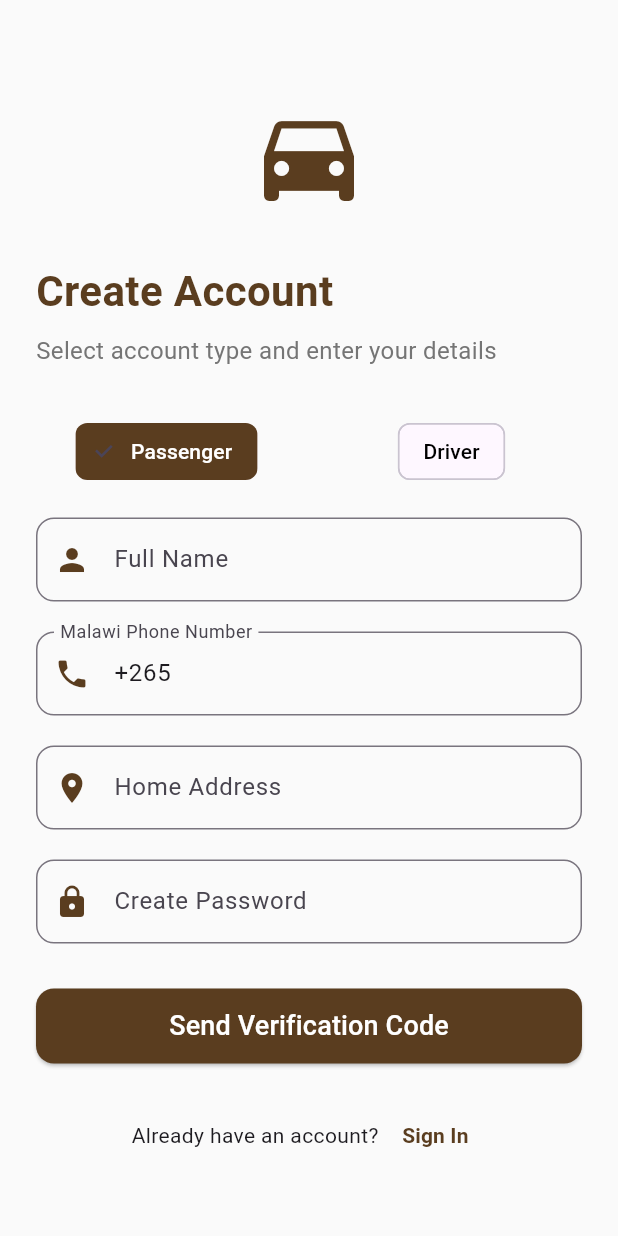
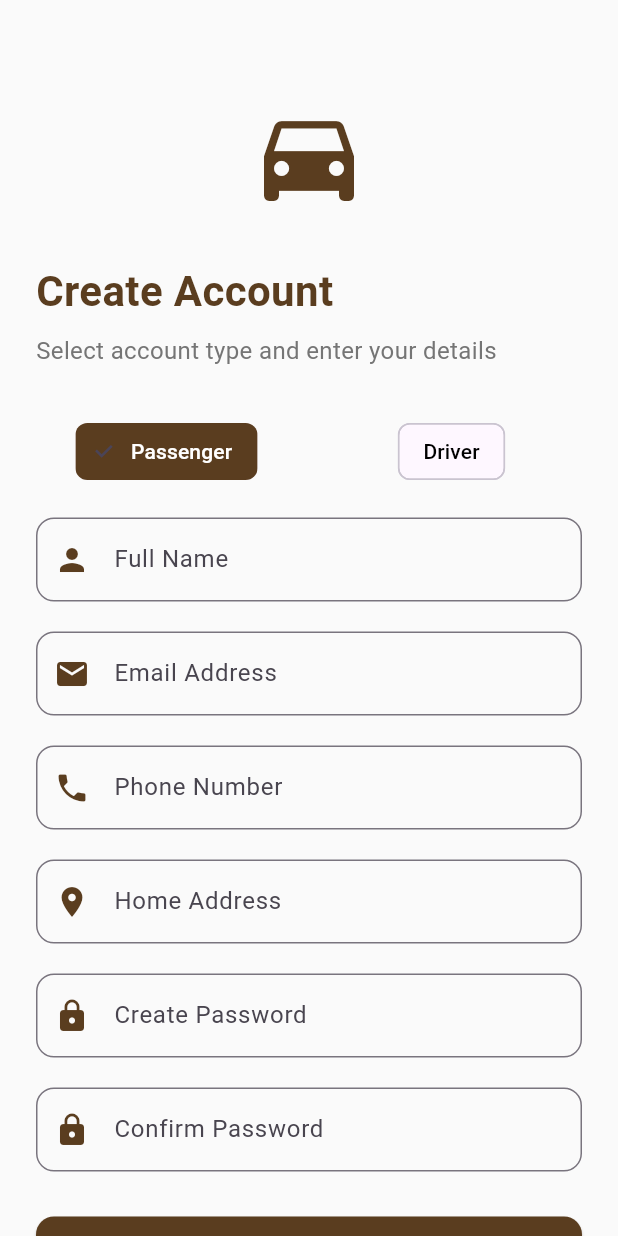
Before and after one commit to bsc-com-0320/public_transport_tracker, a Flutter app: the screen it shows after launch, after a tap on "Sign In", after a tap on "Sign Up", on a phone screen of 412 x 824 dp. Run offline on Flutter 3.47's test engine with Material 3 defaults, Android fonts, the phone set to English and light mode, and no system bars; our stand-ins replace flutter_map, flutter_typeahead, geocoding, geolocator, google_maps_flutter, image_picker and 2 more; accounts and stored records are empty.

Commit message:
Sign up able

```diff
--- a/lib/LoginPage.dart
+++ b/lib/LoginPage.dart
@@ -1,16 +1,16 @@
 import 'package:flutter/material.dart';
 import 'package:supabase_flutter/supabase_flutter.dart';
 
-class MalawiSignInPage extends StatefulWidget {
-  const MalawiSignInPage({Key? key}) : super(key: key);
+class SignInPage extends StatefulWidget {
+  const SignInPage({Key? key}) : super(key: key);
 
   @override
-  _MalawiSignInPageState createState() => _MalawiSignInPageState();
+  _SignInPageState createState() => _SignInPageState();
 }
 
-class _MalawiSignInPageState extends State<MalawiSignInPage> {
+class _SignInPageState extends State<SignInPage> {
   final _formKey = GlobalKey<FormState>();
-  final _phoneController = TextEditingController(text: '+265 ');
+  final _emailController = TextEditingController();
   final _passwordController = TextEditingController();
   bool _isLoading = false;
   final _supabase = Supabase.instance.client;
@@ -21,16 +21,49 @@ class _MalawiSignInPageState extends State<MalawiSignInPage> {
     setState(() => _isLoading = true);
     try {
       final response = await _supabase.auth.signInWithPassword(
-        phone: _phoneController.text.trim(),
+        email: _emailController.text.trim(),
         password: _passwordController.text.trim(),
       );
 
       if (response.user != null && mounted) {
-        Navigator.pushReplacementNamed(context, '/home');
+        if (response.user?.emailConfirmedAt == null) {
+          await _supabase.auth.signOut();
+          if (mounted) {
+            ScaffoldMessenger.of(context).showSnackBar(
+              const SnackBar(
+                content: Text('Please verify your email first. Check your inbox.'),
+                backgroundColor: Colors.orange,
+                duration: Duration(seconds: 5),
+              ),
+            );
+          }
+        } else {
+          Navigator.pushReplacementNamed(context, '/home');
+        }
       }
     } on AuthException catch (error) {
+      String errorMessage = error.message;
+
+      if (error.message.contains('Invalid login credentials')) {
+        errorMessage = 'Incorrect email or password';
+      } else if (error.message.contains('Email not confirmed')) {
+        errorMessage = 'Please verify your email first';
+      }
+
       ScaffoldMessenger.of(context).showSnackBar(
-        SnackBar(content: Text(error.message)),
+        SnackBar(
+          content: Text(errorMessage),
+          backgroundColor: Colors.red,
+          duration: const Duration(seconds: 5),
+        ),
+      );
+    } catch (error) {
+      ScaffoldMessenger.of(context).showSnackBar(
+        SnackBar(
+          content: Text('Sign in failed: ${error.toString()}'),
+          backgroundColor: Colors.red,
+          duration: const Duration(seconds: 5),
+        ),
       );
     } finally {
       if (mounted) {
@@ -69,7 +102,7 @@ class _MalawiSignInPageState extends State<MalawiSignInPage> {
               ),
               const SizedBox(height: 8),
               Text(
-                'Enter your Malawi phone number and password',
+                'Enter your email and password',
                 style: TextStyle(
                   fontSize: 16,
                   color: Colors.grey[600],
@@ -77,20 +110,20 @@ class _MalawiSignInPageState extends State<MalawiSignInPage> {
               ),
               const SizedBox(height: 32),
               TextFormField(
-                controller: _phoneController,
-                keyboardType: TextInputType.phone,
+                controller: _emailController,
+                keyboardType: TextInputType.emailAddress,
                 decoration: InputDecoration(
-                  labelText: 'Malawi Phone Number',
-                  prefixIcon: Icon(Icons.phone, color: Color(0xFF5A3D1F)),
+                  labelText: 'Email Address',
+                  prefixIcon: Icon(Icons.email, color: Color(0xFF5A3D1F)),
                   border: OutlineInputBorder(
                     borderRadius: BorderRadius.circular(12),
                   ),
                 ),
                 validator: (value) {
-                  if (value == null || !value.startsWith('+265')) {
-                    return 'Must start with +265';
+                  if (value == null || value.isEmpty) return 'Required';
+                  if (!RegExp(r'^[\w-\.]+@([\w-]+\.)+[\w-]{2,4}$').hasMatch(value)) {
+                    return 'Enter a valid email';
                   }
-                  if (value.length != 13) return 'Enter full number (+265XXXXXXXXX)';
                   return null;
                 },
               ),
@@ -134,6 +167,16 @@ class _MalawiSignInPageState extends State<MalawiSignInPage> {
                         ),
                 ),
               ),
+              const SizedBox(height: 16),
+              TextButton(
+                onPressed: () {
+                  Navigator.pushNamed(context, '/forgot-password');
+                },
+                child: Text(
+                  'Forgot Password?',
+                  style: TextStyle(color: Color(0xFF5A3D1F)),
+                ),
+              ),
               const SizedBox(height: 24),
               Row(
                 mainAxisAlignment: MainAxisAlignment.center,
--- a/lib/SignUpPage.dart
+++ b/lib/SignUpPage.dart
@@ -1,157 +1,26 @@
 import 'package:flutter/material.dart';
 import 'package:supabase_flutter/supabase_flutter.dart';
 
-class MalawiSignUpPage extends StatefulWidget {
-  const MalawiSignUpPage({Key? key}) : super(key: key);
+class SignUpPage extends StatefulWidget {
+  const SignUpPage({Key? key}) : super(key: key);
 
   @override
-  _MalawiSignUpPageState createState() => _MalawiSignUpPageState();
+  _SignUpPageState createState() => _SignUpPageState();
 }
 
-class _MalawiSignUpPageState extends State<MalawiSignUpPage> {
+class _SignUpPageState extends State<SignUpPage> {
   final _formKey = GlobalKey<FormState>();
+  final _emailController = TextEditingController();
+  final _passwordController = TextEditingController();
+  final _confirmPasswordController = TextEditingController();
+  final _nameController = TextEditingController();
   final _phoneController = TextEditingController();
-  final _otpController = TextEditingController();
-  final _passwordController = TextEditingController();
-  final _nameController = TextEditingController();
   final _addressController = TextEditingController();
   final _businessNameController = TextEditingController();
 
   bool _isLoading = false;
-  bool _otpSent = false;
   bool _isDriver = false;
   final _supabase = Supabase.instance.client;
-
-  @override
-  void initState() {
-    super.initState();
-    _phoneController.text = '+265 ';
-  }
-
-  String _formatPhoneNumber(String input) {
-    final digitsOnly = input.replaceAll(RegExp(r'[^0-9]'), '');
-    if (digitsOnly.length == 12 && digitsOnly.startsWith('265')) {
-      return '+$digitsOnly';
-    } else if (digitsOnly.length == 9) {
-      return '+265$digitsOnly';
-    }
-    return input;
-  }
-
-  bool _isValidMalawiNumber(String phone) {
-    if (!phone.startsWith('+265') || phone.length != 13) return false;
-    final prefix = phone.substring(4, 6); // Get first two digits after +265
-    return prefix == '88' || prefix == '99'; // TNM (88) or Airtel (99)
-  }
-
-  Future<void> _sendOTP() async {
-    if (!_formKey.currentState!.validate()) return;
-
-    setState(() => _isLoading = true);
-    try {
-      final formattedPhone = _formatPhoneNumber(_phoneController.text);
-
-      if (!_isValidMalawiNumber(formattedPhone)) {
-        throw AuthException(
-          'Please enter a valid TNM (88) or Airtel (99) number',
-        );
-      }
-
-      // This now returns void, so we don't try to use the response
-      await _supabase.auth.signInWithOtp(phone: formattedPhone);
-
-      // If we get here, OTP was sent successfully
-      setState(() {
-        _otpSent = true;
-        _phoneController.text = formattedPhone;
-      });
-
-      ScaffoldMessenger.of(
-        context,
-      ).showSnackBar(const SnackBar(content: Text('OTP sent successfully!')));
-    } on AuthException catch (error) {
-      ScaffoldMessenger.of(
-        context,
-      ).showSnackBar(SnackBar(content: Text(error.message)));
-    } catch (error) {
-      ScaffoldMessenger.of(context).showSnackBar(
-        const SnackBar(content: Text('An error occurred. Please try again.')),
-      );
-    } finally {
-      setState(() => _isLoading = false);
-    }
-  }
-
-  Future<void> _completeSignUp() async {
-    if (!_formKey.currentState!.validate()) return;
-
-    setState(() => _isLoading = true);
-    try {
-      final formattedPhone = _formatPhoneNumber(_phoneController.text);
-
-      // Verify OTP first
-      final authResponse = await _supabase.auth.verifyOTP(
-        phone: formattedPhone,
-        token: _otpController.text.trim(),
-        type: OtpType.sms,
-      );
-
-      if (authResponse.user != null) {
-        // Set password for future logins - don't try to use the void result
-        await _supabase.auth.updateUser(
-          UserAttributes(password: _passwordController.text.trim()),
-        );
-
-        // Prepare profile data
-        final profileData = {
-          'user_id': authResponse.user!.id,
-          'address': _addressController.text.trim(),
-        };
-
-        // Add role-specific fields
-        if (_isDriver) {
-          profileData['business_name'] = _businessNameController.text.trim();
-          await _supabase.from('driver_profiles').upsert(profileData);
-        } else {
-          profileData['full_name'] = _nameController.text.trim();
-          await _supabase.from('passenger_profiles').upsert(profileData);
-        }
-
-        if (mounted) {
-          Navigator.pushReplacementNamed(context, '/home');
-        }
-      }
-    } on AuthException catch (error) {
-      ScaffoldMessenger.of(
-        context,
-      ).showSnackBar(SnackBar(content: Text(error.message)));
-    } finally {
-      if (mounted) {
-        setState(() => _isLoading = false);
-      }
-    }
-  }
-
-  Widget _buildDriverFields() {
-    if (!_isDriver) return const SizedBox();
-
-    return Column(
-      children: [
-        const SizedBox(height: 20),
-        TextFormField(
-          controller: _businessNameController,
-          decoration: InputDecoration(
-            labelText: 'Business Name',
-            prefixIcon: Icon(Icons.business, color: Color(0xFF5A3D1F)),
-            border: OutlineInputBorder(borderRadius: BorderRadius.circular(12)),
-          ),
-          validator:
-              (value) =>
-                  _isDriver && value!.isEmpty ? 'Required for drivers' : null,
-        ),
-      ],
-    );
-  }
 
   @override
   Widget build(BuildContext context) {
@@ -188,6 +57,7 @@ class _MalawiSignUpPageState extends State<MalawiSignUpPage> {
               ),
               const SizedBox(height: 32),
 
+              // Account Type Selection
               Row(
                 children: [
                   Expanded(
@@ -221,6 +91,8 @@ class _MalawiSignUpPageState extends State<MalawiSignUpPage> {
               ),
               const SizedBox(height: 20),
 
+              // Name Field (for passengers) or Business Name (for drivers)
+              if (!_isDriver)
                 TextFormField(
                   controller: _nameController,
                   decoration: InputDecoration(
@@ -230,60 +102,58 @@ class _MalawiSignUpPageState extends State<MalawiSignUpPage> {
                       borderRadius: BorderRadius.circular(12),
                     ),
                   ),
-                validator: (value) => value!.isEmpty ? 'Required' : null,
+                  validator: (value) => !_isDriver && value!.isEmpty ? 'Required' : null,
+                ),
+              if (_isDriver)
+                TextFormField(
+                  controller: _businessNameController,
+                  decoration: InputDecoration(
+                    labelText: 'Business Name',
+                    prefixIcon: Icon(Icons.business, color: Color(0xFF5A3D1F)),
+                    border: OutlineInputBorder(
+                      borderRadius: BorderRadius.circular(12),
+                    ),
+                  ),
+                  validator: (value) => _isDriver && value!.isEmpty ? 'Required' : null,
                 ),
               const SizedBox(height: 20),
 
+              // Email Field
               TextFormField(
-                controller: _phoneController,
-                keyboardType: TextInputType.phone,
+                controller: _emailController,
+                keyboardType: TextInputType.emailAddress,
                 decoration: InputDecoration(
-                  labelText: 'Malawi Phone Number',
-                  prefixIcon: Icon(Icons.phone, color: Color(0xFF5A3D1F)),
-                  hintText:
-                      '+265 88 609 1096 (TNM) or +265 99 659 0401 (Airtel)',
+                  labelText: 'Email Address',
+                  prefixIcon: Icon(Icons.email, color: Color(0xFF5A3D1F)),
                   border: OutlineInputBorder(
                     borderRadius: BorderRadius.circular(12),
                   ),
                 ),
                 validator: (value) {
                   if (value == null || value.isEmpty) return 'Required';
-
-                  final digitsOnly = value.replaceAll(RegExp(r'[^0-9]'), '');
-
-                  if (value.startsWith('+265')) {
-                    if (digitsOnly.length != 12)
-                      return 'Enter 9 digits after +265';
-                  } else if (digitsOnly.length != 9) {
-                    return 'Enter 9-digit Malawi number';
+                  if (!RegExp(r'^[\w-\.]+@([\w-]+\.)+[\w-]{2,4}$').hasMatch(value)) {
+                    return 'Enter a valid email';
                   }
-
-                  final phoneDigits =
-                      digitsOnly.startsWith('265')
-                          ? digitsOnly.substring(3)
-                          : digitsOnly;
-
-                  if (!phoneDigits.startsWith('88') &&
-                      !phoneDigits.startsWith('99')) {
-                    return 'Only TNM (88) or Airtel (99) numbers supported';
-                  }
-
                   return null;
-                },
-                onChanged: (value) {
-                  if (!value.startsWith('+265') && value.isNotEmpty) {
-                    final digits = value.replaceAll(RegExp(r'[^0-9]'), '');
-                    if (digits.length <= 9) {
-                      _phoneController.text = '+265 $digits';
-                      _phoneController.selection = TextSelection.fromPosition(
-                        TextPosition(offset: _phoneController.text.length),
-                      );
-                    }
-                  }
                 },
               ),
               const SizedBox(height: 20),
 
+              // Phone Number Field
+              TextFormField(
+                controller: _phoneController,
+                keyboardType: TextInputType.phone,
+                decoration: InputDecoration(
+                  labelText: 'Phone Number',
+                  prefixIcon: Icon(Icons.phone, color: Color(0xFF5A3D1F)),
+                  border: OutlineInputBorder(
+                    borderRadius: BorderRadius.circular(12),
+                  ),
+                ),
+              ),
+              const SizedBox(height: 20),
+
+              // Address Field
               TextFormField(
                 controller: _addressController,
                 decoration: InputDecoration(
@@ -295,11 +165,9 @@ class _MalawiSignUpPageState extends State<MalawiSignUpPage> {
                 ),
                 validator: (value) => value!.isEmpty ? 'Required' : null,
               ),
+              const SizedBox(height: 20),
 
-              _buildDriverFields(),
-
-              if (!_otpSent) ...[
-                const SizedBox(height: 20),
+              // Password Field
               TextFormField(
                 controller: _passwordController,
                 obscureText: true,
@@ -316,25 +184,43 @@ class _MalawiSignUpPageState extends State<MalawiSignUpPage> {
                   return null;
                 },
               ),
+              const SizedBox(height: 20),
+
+              // Confirm Password Field
+              TextFormField(
+                controller: _confirmPasswordController,
+                obscureText: true,
+                decoration: InputDecoration(
+                  labelText: 'Confirm Password',
+                  prefixIcon: Icon(Icons.lock, color: Color(0xFF5A3D1F)),
+                  border: OutlineInputBorder(
+                    borderRadius: BorderRadius.circular(12),
+                  ),
+                ),
+                validator: (value) {
+                  if (value == null || value.isEmpty) return 'Required';
+                  if (value != _passwordController.text) return 'Passwords do not match';
+                  return null;
+                },
+              ),
               const SizedBox(height: 30),
+
+              // Sign Up Button
               SizedBox(
                 width: double.infinity,
                 height: 50,
                 child: ElevatedButton(
-                    onPressed: _isLoading ? null : _sendOTP,
+                  onPressed: _isLoading ? null : _signUp,
                   style: ElevatedButton.styleFrom(
                     backgroundColor: const Color(0xFF5A3D1F),
                     shape: RoundedRectangleBorder(
                       borderRadius: BorderRadius.circular(12),
                     ),
                   ),
-                    child:
-                        _isLoading
-                            ? const CircularProgressIndicator(
-                              color: Colors.white,
-                            )
+                  child: _isLoading
+                      ? const CircularProgressIndicator(color: Colors.white)
                       : const Text(
-                              'Send Verification Code',
+                          'Sign Up',
                           style: TextStyle(
                             fontSize: 18,
                             color: Colors.white,
@@ -342,81 +228,13 @@ class _MalawiSignUpPageState extends State<MalawiSignUpPage> {
                         ),
                 ),
               ),
-              ] else ...[
-                const SizedBox(height: 30),
-                Text(
-                  'Verify Phone Number',
-                  style: TextStyle(
-                    fontSize: 20,
-                    fontWeight: FontWeight.bold,
-                    color: Color(0xFF5A3D1F),
-                  ),
-                ),
-                const SizedBox(height: 16),
-                Text(
-                  'Enter the 6-digit code sent to ${_phoneController.text}',
-                  style: const TextStyle(fontSize: 16),
-                ),
-                const SizedBox(height: 20),
-                TextFormField(
-                  controller: _otpController,
-                  keyboardType: TextInputType.number,
-                  decoration: InputDecoration(
-                    labelText: 'Verification Code',
-                    prefixIcon: Icon(Icons.sms, color: Color(0xFF5A3D1F)),
-                    border: OutlineInputBorder(
-                      borderRadius: BorderRadius.circular(12),
-                    ),
-                  ),
-                  validator: (value) {
-                    if (value == null || value.isEmpty) return 'Required';
-                    if (value.length != 6) return 'Enter 6-digit code';
-                    return null;
-                  },
-                ),
-                const SizedBox(height: 30),
-                SizedBox(
-                  width: double.infinity,
-                  height: 50,
-                  child: ElevatedButton(
-                    onPressed: _isLoading ? null : _completeSignUp,
-                    style: ElevatedButton.styleFrom(
-                      backgroundColor: const Color(0xFF5A3D1F),
-                      shape: RoundedRectangleBorder(
-                        borderRadius: BorderRadius.circular(12),
-                      ),
-                    ),
-                    child:
-                        _isLoading
-                            ? const CircularProgressIndicator(
-                              color: Colors.white,
-                            )
-                            : const Text(
-                              'Complete Sign Up',
-                              style: TextStyle(
-                                fontSize: 18,
-                                color: Colors.white,
-                              ),
-                            ),
-                  ),
-                ),
-                const SizedBox(height: 20),
-                TextButton(
-                  onPressed: () => setState(() => _otpSent = false),
-                  child: Text(
-                    'Change Phone Number',
-                    style: TextStyle(color: Color(0xFF5A3D1F)),
-                  ),
-                ),
-              ],
               const SizedBox(height: 24),
               Row(
                 mainAxisAlignment: MainAxisAlignment.center,
                 children: [
                   const Text("Already have an account? "),
                   TextButton(
-                    onPressed:
-                        () => Navigator.pushReplacementNamed(context, '/login'),
+                    onPressed: () => Navigator.pushReplacementNamed(context, '/login'),
                     child: Text(
                       'Sign In',
                       style: TextStyle(
@@ -433,4 +251,79 @@ class _MalawiSignUpPageState extends State<MalawiSignUpPage> {
       ),
     );
   }
+
+  Future<void> _signUp() async {
+    if (!_formKey.currentState!.validate()) return;
+
+    setState(() => _isLoading = true);
+    try {
+      if (_passwordController.text != _confirmPasswordController.text) {
+        throw AuthException('Passwords do not match');
       }
+
+      final authResponse = await _supabase.auth.signUp(
+        email: _emailController.text.trim(),
+        password: _passwordController.text.trim(),
+        data: {
+          'user_type': _isDriver ? 'driver' : 'passenger',
+          'full_name': _nameController.text.trim(),
+          'phone': _phoneController.text.trim(),
+          'address': _addressController.text.trim(),
+          if (_isDriver) 'business_name': _businessNameController.text.trim(),
+        },
+      );
+
+      if (authResponse.user != null) {
+        final profileData = {
+          'user_id': authResponse.user!.id,
+          'email': _emailController.text.trim(),
+          'phone': _phoneController.text.trim(),
+          'address': _addressController.text.trim(),
+          if (!_isDriver) 'full_name': _nameController.text.trim(),
+          if (_isDriver) 'business_name': _businessNameController.text.trim(),
+        };
+
+        final tableName = _isDriver ? 'driver_profiles' : 'passenger_profiles';
+        await _supabase.from(tableName).upsert(profileData);
+
+        if (mounted) {
+          ScaffoldMessenger.of(context).showSnackBar(
+            const SnackBar(
+              content: Text('Verification email sent! Please check your email.'),
+              duration: Duration(seconds: 5),
+            ),
+          );
+          Navigator.pushReplacementNamed(context, '/verify-email');
+        }
+      }
+    } on AuthException catch (error) {
+      String errorMessage = error.message;
+
+      if (error.message.contains('already registered')) {
+        errorMessage = 'This email is already registered. Please sign in.';
+      } else if (error.message.contains('User already registered')) {
+        errorMessage = 'Email already in use. Try signing in instead.';
+      }
+
+      ScaffoldMessenger.of(context).showSnackBar(
+        SnackBar(
+          content: Text(errorMessage),
+          backgroundColor: Colors.red,
+          duration: const Duration(seconds: 5),
+        ),
+      );
+    } catch (error) {
+      ScaffoldMessenger.of(context).showSnackBar(
+        SnackBar(
+          content: Text('Sign up failed: ${error.toString()}'),
+          backgroundColor: Colors.red,
+          duration: const Duration(seconds: 5),
+        ),
+      );
+    } finally {
+      if (mounted) {
+        setState(() => _isLoading = false);
+      }
+    }
+  }
+}
--- a/lib/main.dart
+++ b/lib/main.dart
@@ -2,6 +2,7 @@ import 'package:flutter/material.dart';
 import 'package:public_transport_tracker/AccountsPage.dart';
 import 'package:public_transport_tracker/LoginPage.dart';
 import 'package:public_transport_tracker/SignUpPage.dart';
+import 'package:public_transport_tracker/verify_email_page.dart';
 import 'package:supabase_flutter/supabase_flutter.dart';
 
 import 'homepage.dart';
@@ -17,6 +18,8 @@ void main() async {
     url: 'https://oilotmwaixynjaupkucd.supabase.co',
     anonKey:
         'eyJhbGciOiJIUzI1NiIsInR5cCI6IkpXVCJ9.eyJpc3MiOiJzdXBhYmFzZSIsInJlZiI6Im9pbG90bXdhaXh5bmphdXBrdWNkIiwicm9sZSI6ImFub24iLCJpYXQiOjE3NDI4MzMyMzcsImV4cCI6MjA1ODQwOTIzN30.iQcQ1FxZz5jollXQgkAflSuIUFoPHgfbc6_L8c66QwM',
+
+
   );
 
   runApp(MyApp());
@@ -32,8 +35,9 @@ class MyApp extends StatelessWidget {
       debugShowCheckedModeBanner: false,
       initialRoute: _supabase.auth.currentUser != null ? '/' : '/login',
       routes: {
-        '/login': (context) => MalawiSignInPage(),
-        '/signup': (context) => MalawiSignUpPage(),
+        '/login': (context) => SignInPage(),
+        '/signup': (context) => SignUpPage(),
+        '/verify-email': (context) => VerifyEmailPage(), // Add this route
         '/': (context) => HomePage(),
         '/records': (context) => RecordsPage(),
         '/rides': (context) => RidesPage(),
@@ -41,6 +45,16 @@ class MyApp extends StatelessWidget {
         '/map': (context) => MapScreen(),
         '/account': (context) => AccountsPage(),
       },
+      // Add error handling for unknown routes
+      onUnknownRoute: (settings) {
+        return MaterialPageRoute(
+          builder: (context) => Scaffold(
+            body: Center(
+              child: Text('Route ${settings.name} not found'),
+            ),
+          ),
+        );
+      },
     );
   }
 }
```
Also changed, not shown: lib/verify_email_page.dart (added, +30 -0 lines). Lines whose indentation alone changed are shown as unchanged.
